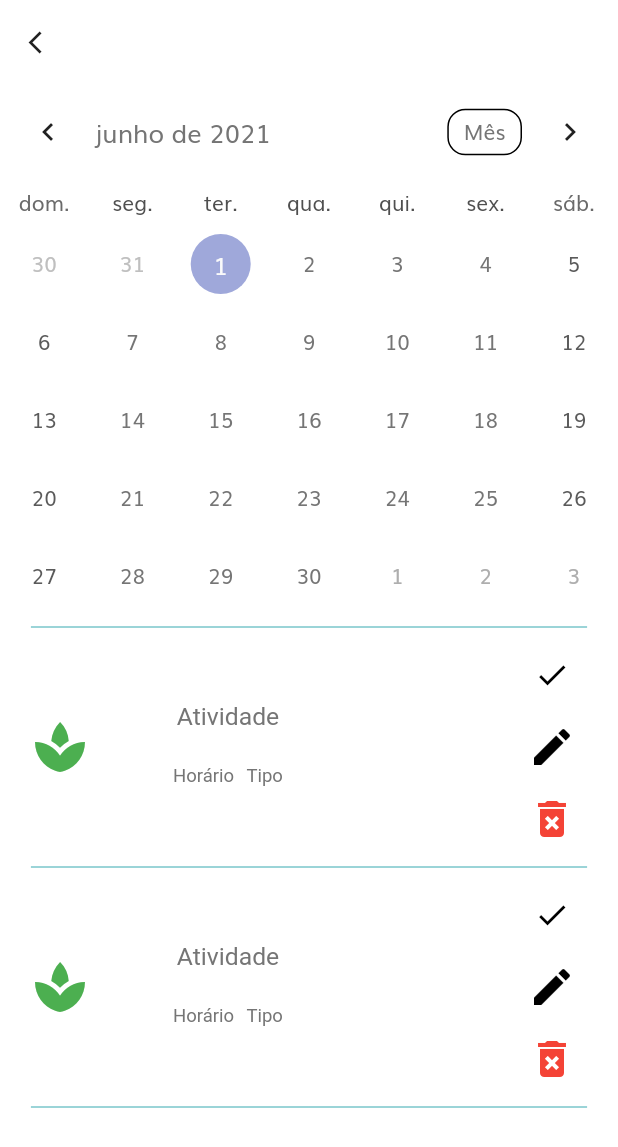
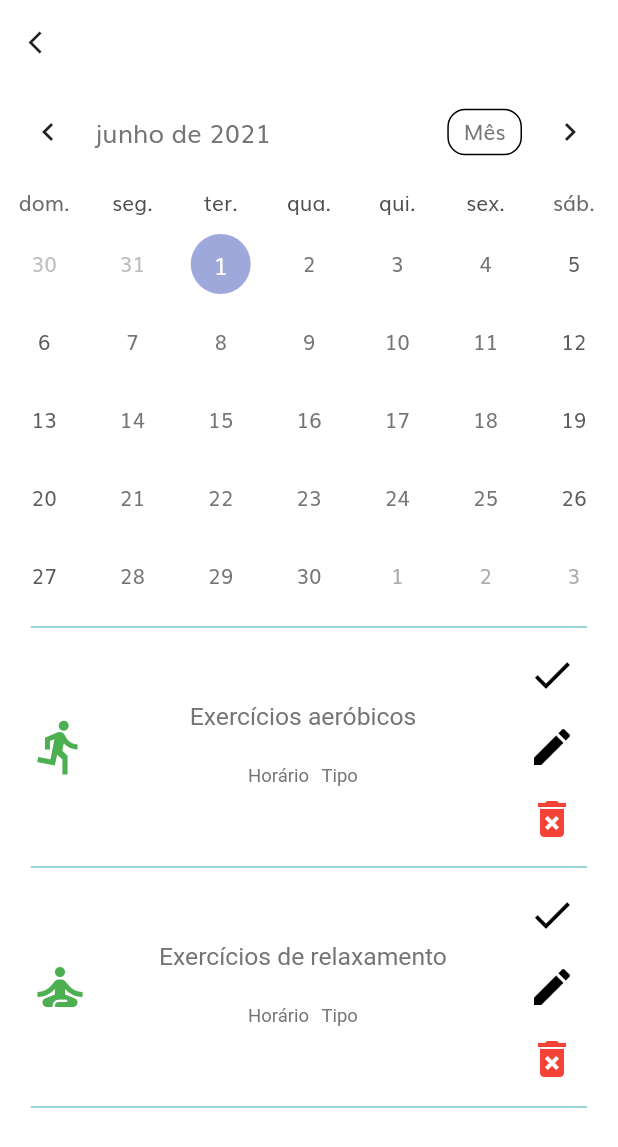
Before and after one commit to anselmoparente/MoveDor, a Flutter app: the CalendarPage screen opened directly, on a phone screen of 412 x 824 dp. Shown: the top 1147 px of the screen. Run offline on Flutter 3.47's test engine with Material 2 defaults, Android fonts, the phone set to English and light mode, and no system bars; drawn by our look-alikes of table_calendar; our stand-ins replace fl_chart, flutter_datetime_picker, flutter_mobx, flutter_svg, google_nav_bar, line_icons and 5 more; missing offline and left inert: rich_alert; accounts and stored records are empty; generated files the repository leaves out were written again; Roboto replaces fonts that are missing (MontserratRegular).

Commit message:
Adicionado icones de atividade

```diff
--- a/lib/screens/diary/calendar_page.dart
+++ b/lib/screens/diary/calendar_page.dart
@@ -117,14 +117,14 @@ class _CalendarPageState extends State<CalendarPage> {
                 color: Color(0xff36a9b0),
               ),
             ),
-            activityFrame(context),
+            activityFrame(context, "Exercícios aeróbicos"),
             Container(
               width: mediaSize.width * 0.9,
               child: Divider(
                 color: Color(0xff36a9b0),
               ),
             ),
-            activityFrame(context),
+            activityFrame(context, "Exercícios de relaxamento"),
             Container(
               width: mediaSize.width * 0.9,
               child: Divider(
@@ -188,7 +188,7 @@ class _CalendarPageState extends State<CalendarPage> {
     );
   }
 
-  Widget activityFrame(BuildContext context) {
+  Widget activityFrame(BuildContext context, String activity) {
     return Row(
       mainAxisAlignment: MainAxisAlignment.spaceBetween,
       children: [
@@ -198,18 +198,27 @@ class _CalendarPageState extends State<CalendarPage> {
             shape: BoxShape.circle,
           ),
           child: Icon(
-            Icons.spa,
+            activity == "Exercícios aeróbicos"
+                ? Icons.directions_run
+                : activity == "Exercícios de fortalecimento"
+                    ? Icons.fitness_center
+                    : activity == "Exercícios de relaxamento"
+                        ? Icons.self_improvement
+                        : activity == "Exercícios na água"
+                            ? Icons.pool
+                            : activity == "Ioga e thai chi chuan"
+                                ? Icons.spa
+                                : Icons.celebration,
             color: Colors.green,
             size: 40,
           ),
         ),
         Container(
           alignment: Alignment.center,
-          margin: EdgeInsets.only(right: 100),
           child: Column(
             children: [
               Text(
-                'Atividade',
+                activity,
                 style: TextStyle(
                   fontFamily: 'MontserratRegular',
                   fontSize: mediaSize.width * 0.04,
@@ -243,6 +252,7 @@ class _CalendarPageState extends State<CalendarPage> {
           child: Column(
             children: [
               IconButton(
+                iconSize: 32,
                 icon: Icon(
                   Icons.done,
                   color: Colors.black,
```
